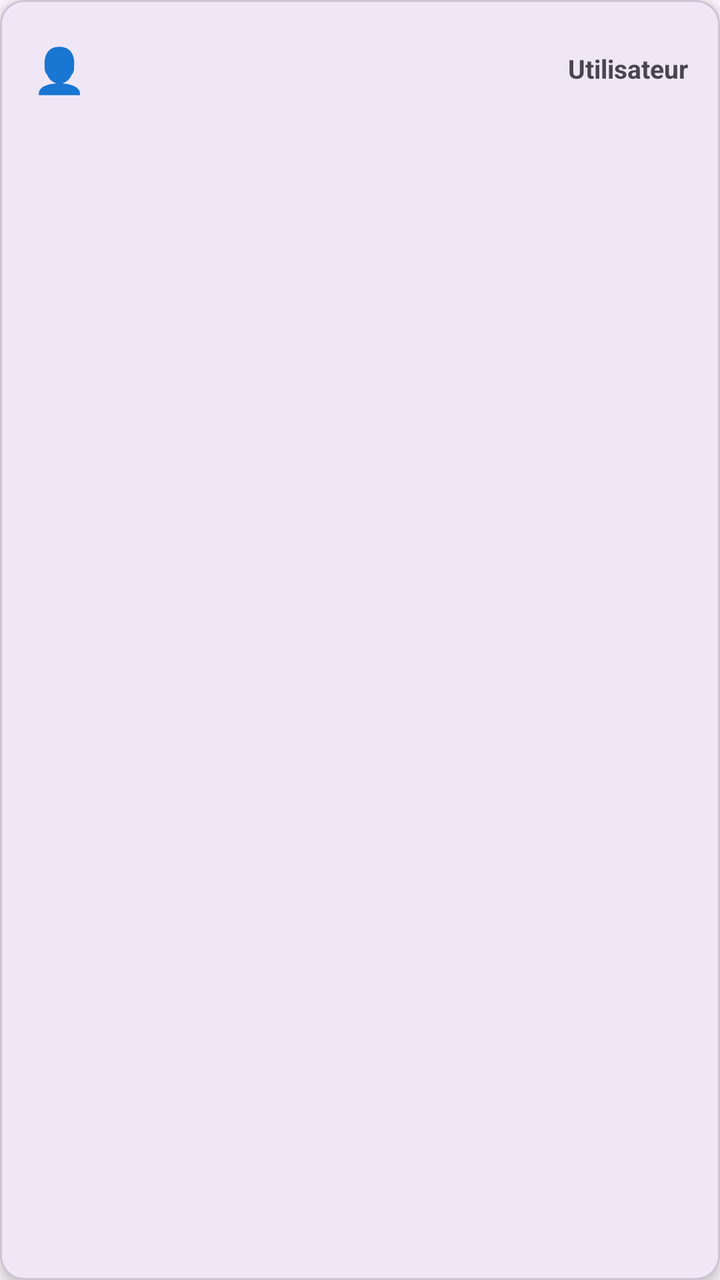
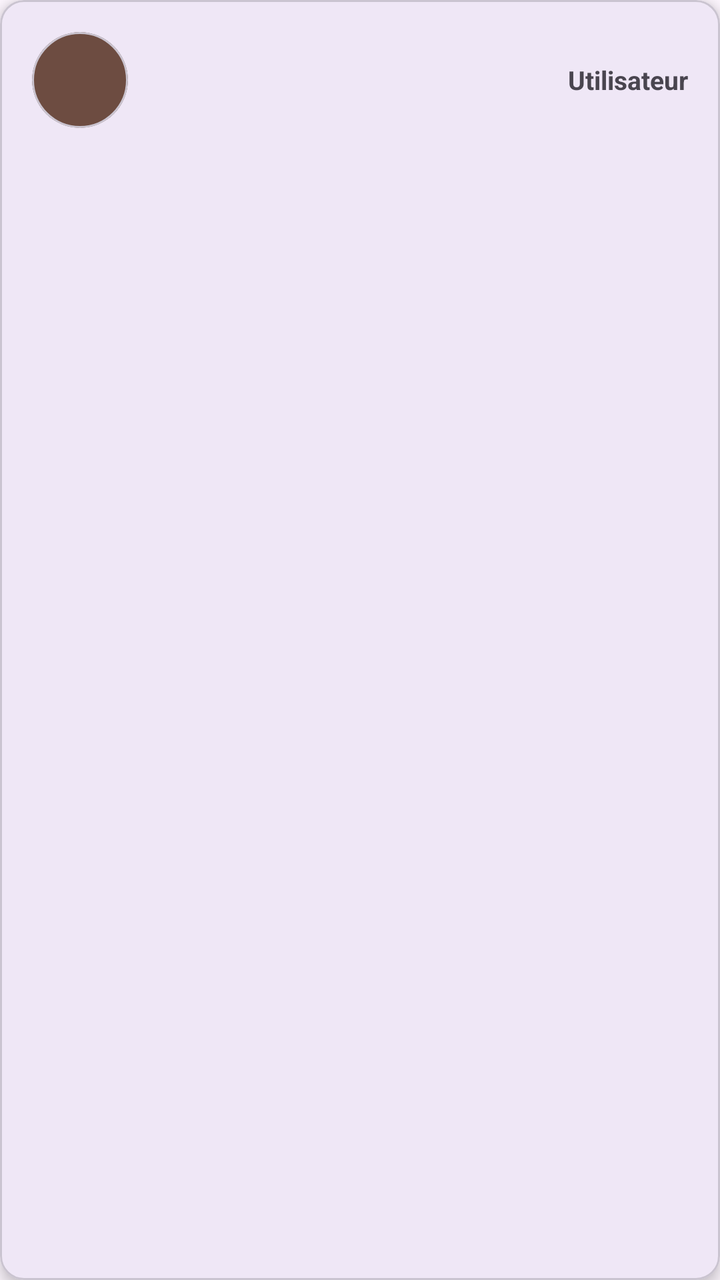

The first picture is an Android layout as it rendered before a commit; the second is the same layout after the commit. The layout source and the unified diff follow.
<!-- AndroidManifest.xml: application theme Theme.WorkshopPetShelter -->
<!-- res/layout/row_user.xml -->
<com.google.android.material.card.MaterialCardView xmlns:android="http://schemas.android.com/apk/res/android"
    xmlns:app="http://schemas.android.com/apk/res-auto"
    android:layout_width="match_parent"
    android:layout_height="wrap_content"
    android:layout_margin="8dp"
    app:cardBackgroundColor="?attr/colorSurface"
    app:cardCornerRadius="12dp"
    app:cardElevation="4dp">

    <LinearLayout
        android:layout_width="match_parent"
        android:layout_height="wrap_content"
        android:gravity="center_vertical"
        android:orientation="horizontal"
        android:padding="16dp">

        <TextView
            android:id="@+id/tvUserEmoji"
            android:layout_width="wrap_content"
            android:layout_height="wrap_content"
            android:layout_marginEnd="12dp"
            android:contentDescription="@string/user"
            android:text="@string/user_emoji"
            android:textSize="22sp" />

        <LinearLayout
            android:layout_width="0dp"
            android:layout_height="wrap_content"
            android:layout_weight="1"
            android:orientation="vertical">

            <TextView
                android:id="@+id/tvUserName"
                android:layout_width="match_parent"
                android:layout_height="wrap_content"
                android:textColor="@color/text_primary"
                android:textSize="15sp"
                android:textStyle="bold" />

            <TextView
                android:id="@+id/tvUserEmail"
                android:layout_width="match_parent"
                android:layout_height="wrap_content"
                android:textColor="@color/text_primary"
                android:textSize="12sp" />

        </LinearLayout>

        <TextView
            android:id="@+id/tvUserRole"
            android:layout_width="wrap_content"
            android:layout_height="wrap_content"
            android:layout_marginStart="12dp"
            android:text="@string/role_user"
            android:textSize="13sp"
            android:textStyle="bold" />

    </LinearLayout>

</com.google.android.material.card.MaterialCardView>
<!-- resources referenced by this layout -->
<resources>
  <color name="text_primary">#3E2723</color>
  <string name="role_user">Utilisateur</string>
  <string name="user">Utilisateur</string>
  <string name="user_emoji">👤</string>
  <style name="Theme.WorkshopPetShelter" parent="Theme.Material3.DayNight.NoActionBar" />
</resources>

<!-- the commit's change to res/layout/row_user.xml (unified diff, before → after) -->
@@ -3,6 +3,9 @@
     android:layout_width="match_parent"
     android:layout_height="wrap_content"
     android:layout_margin="8dp"
+    android:foreground="?attr/selectableItemBackground"
+    android:clickable="true"
+    android:focusable="true"
     app:cardBackgroundColor="?attr/colorSurface"
     app:cardCornerRadius="12dp"
     app:cardElevation="4dp">
@@ -14,14 +17,27 @@
         android:orientation="horizontal"
         android:padding="16dp">
 
-        <TextView
-            android:id="@+id/tvUserEmoji"
-            android:layout_width="wrap_content"
-            android:layout_height="wrap_content"
+        
+        <com.google.android.material.card.MaterialCardView
+            android:layout_width="48dp"
+            android:layout_height="48dp"
             android:layout_marginEnd="12dp"
             android:contentDescription="@string/user"
-            android:text="@string/user_emoji"
-            android:textSize="22sp" />
+            app:cardBackgroundColor="@color/accent"
+            app:cardCornerRadius="24dp"
+            app:cardElevation="0dp">
+
+            <TextView
+                android:id="@+id/tvInitial"
+                android:layout_width="match_parent"
+                android:layout_height="match_parent"
+                android:gravity="center"
+                android:importantForAccessibility="no"
+                android:textColor="@android:color/white"
+                android:textSize="20sp"
+                android:textStyle="bold" />
+
+        </com.google.android.material.card.MaterialCardView>
 
         <LinearLayout
             android:layout_width="0dp"
<!-- resource entries referenced after the edit -->
@@ -1,9 +1,9 @@
 <!-- resources referenced by this layout -->
 <resources>
+  <color name="accent">#6D4C41</color>
   <color name="text_primary">#3E2723</color>
   <string name="role_user">Utilisateur</string>
   <string name="user">Utilisateur</string>
-  <string name="user_emoji">👤</string>
   <style name="Theme.WorkshopPetShelter" parent="Theme.Material3.DayNight.NoActionBar" />
 </resources>
 
